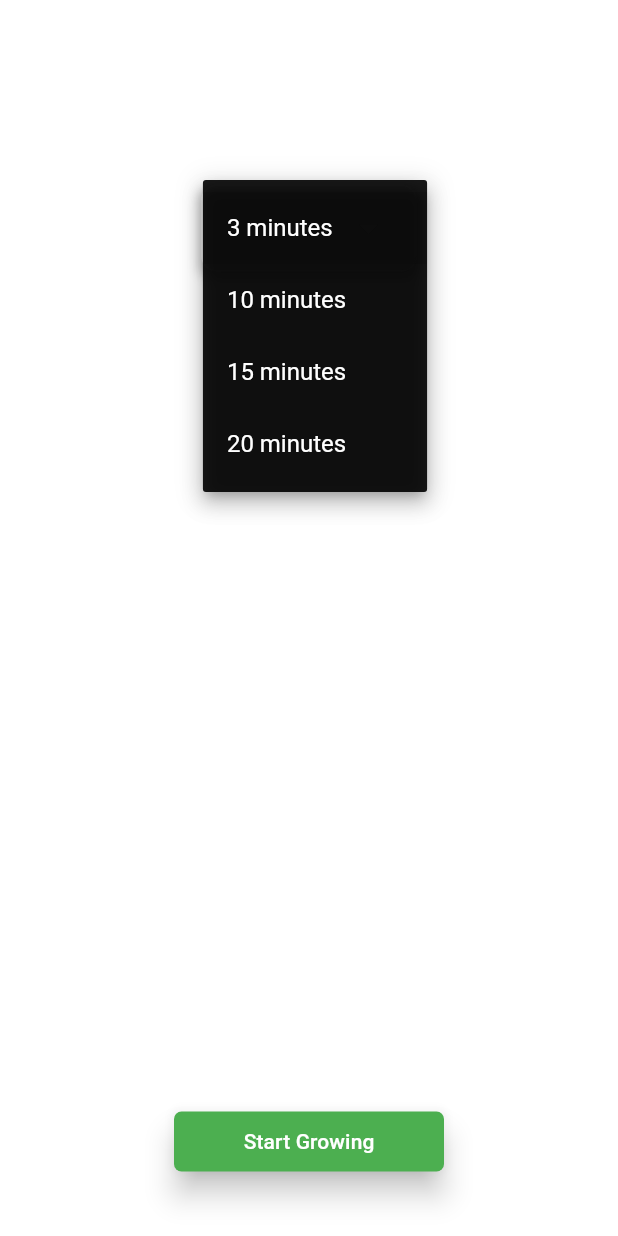
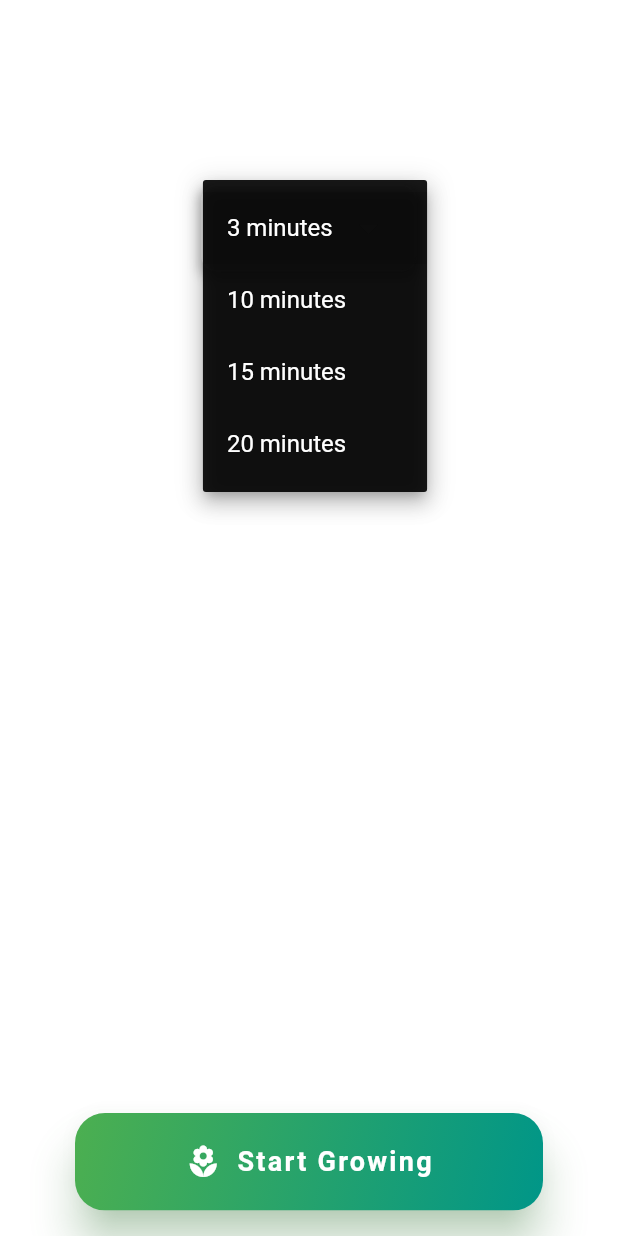
Before and after one commit to Ferdaus0001/Rive-Animatosn-, a Flutter app: the screen it shows after launch, after a tap on an icon or button, on a phone screen of 412 x 824 dp. Run offline on Flutter 3.47's test engine with Material 3 defaults, Android fonts, the phone set to English and light mode, and no system bars; our stand-ins replace confetti, get, percent_indicator, rive.

Commit message:
add new code

```diff
--- a/lib/main.dart
+++ b/lib/main.dart
@@ -1,8 +1,8 @@
 import 'package:flutter/material.dart';
+import 'package:get/get_navigation/src/root/get_material_app.dart';
 import 'package:rive/rive.dart'; // Import Rive package
 
-import 'package:rive_animation/rive/presentatosn/rive_home_screen.dart';
-import 'package:rive_animation/rive/presentatosn/tree_screen.dart'; // Fixed typo in path
+import 'package:rive_animation/splash_screen/splash_screen.dart'; // Fixed typo in path
 
 void main() async {
   // Ensure widgets are initialized and Rive is set up
@@ -16,13 +16,13 @@ class MyApp extends StatelessWidget {
 
   @override
   Widget build(BuildContext context) {
-    return MaterialApp(
+    return GetMaterialApp(
       debugShowCheckedModeBanner: false,
       title: 'Flutter Demo',
       theme: ThemeData(
         colorScheme: ColorScheme.fromSeed(seedColor: Colors.deepPurple),
       ),
-      home: const PlantScreen(),
+      home:   SplashScreen(),
     );
   }
 }
--- a/lib/rive/presentatosn/tree_screen.dart
+++ b/lib/rive/presentatosn/tree_screen.dart
@@ -191,7 +191,7 @@ import 'dart:async';
 import 'package:flutter/material.dart';
 import 'package:flutter/services.dart';
 import 'package:percent_indicator/circular_percent_indicator.dart';
-import 'package:rive/rive.dart';
+import 'package:rive/rive.dart' hide LinearGradient;
 import 'package:confetti/confetti.dart';
 
 class PlantScreen extends StatefulWidget {
@@ -481,20 +481,60 @@ class _PlantScreenState extends State<PlantScreen> {
 
                       // Start/Reset button
                       Padding(
-                        padding: const EdgeInsets.only(bottom: 100),
+                        padding: const EdgeInsets.only(
+                            bottom: 100, left: 50, right: 50, top: 5),
                         child: ElevatedButton(
                           style: ElevatedButton.styleFrom(
-                            minimumSize: const Size(180, 40),
-                            backgroundColor: Colors.green,
+                            minimumSize: const Size(200, 45), // Width + Height মোটা করা হলো
+                            backgroundColor: Colors.transparent,
+                            foregroundColor: Colors.white,
                             shape: RoundedRectangleBorder(
-                              borderRadius: BorderRadius.circular(5.0),
+                              borderRadius: BorderRadius.circular(20.0), // আরেকটু round
                             ),
-                            elevation: 8,
+                            elevation: 12,
+                            shadowColor: Colors.green.withOpacity(0.6),
+                            padding: EdgeInsets.zero,
+                          ).copyWith(
+                            backgroundColor: MaterialStateProperty.all(Colors.transparent),
+                            overlayColor:
+                            MaterialStateProperty.all(Colors.white.withOpacity(0.2)),
+                            surfaceTintColor: MaterialStateProperty.all(Colors.transparent),
                           ),
                           onPressed: _startOrResetGrowing,
-                          child: Text(
-                            plantButtonText,
-                            style: const TextStyle(color: Colors.white),
+                          child: Ink(
+                            decoration: BoxDecoration(
+                              gradient: const LinearGradient(
+                                colors: [Colors.green, Colors.teal],
+                                begin: Alignment.topLeft,
+                                end: Alignment.bottomRight,
+                              ),
+                              borderRadius: BorderRadius.circular(20.0),
+                            ),
+                            child: Container(
+                              height: 65, // মোটা বোতামের জন্য নির্দিষ্ট height
+                              alignment: Alignment.center,
+                              child: Row(
+                                mainAxisSize: MainAxisSize.min,
+                                mainAxisAlignment: MainAxisAlignment.center,
+                                children: [
+                                  const Icon(
+                                    Icons.local_florist,
+                                    color: Colors.white,
+                                    size: 24, // Icon size বড়
+                                  ),
+                                  const SizedBox(width: 10),
+                                  Text(
+                                    plantButtonText,
+                                    style: const TextStyle(
+                                      color: Colors.white,
+                                      fontSize: 18, // Font size বড়
+                                      fontWeight: FontWeight.bold, // আরও strong look
+                                      letterSpacing: 1.5,
+                                    ),
+                                  ),
+                                ],
+                              ),
+                            ),
                           ),
                         ),
                       ),
@@ -510,9 +550,21 @@ class _PlantScreenState extends State<PlantScreen> {
             alignment: Alignment.topCenter,
             child: ConfettiWidget(
               confettiController: _confettiController,
-              blastDirectionality: BlastDirectionality.explosive,
+              blastDirectionality: BlastDirectionality.explosive, // চারদিকে ছড়াবে
               shouldLoop: false,
-              colors: const [Colors.green, Colors.blue, Colors.yellow, Colors.red],
+              emissionFrequency: 0.1, // ঘন ঘন confetti (0.1 মানে প্রতি সেকেন্ডে ১০ বার emit)
+              numberOfParticles: 50, // একসাথে ৫০ টা confetti
+              maxBlastForce: 20, // বেশি জোর
+              minBlastForce: 10, // ন্যূনতম জোর
+              gravity: 0.2, // নিচে পড়ার স্পিড
+              colors: const [
+                Colors.green,
+                Colors.blue,
+                Colors.yellow,
+                Colors.red,
+                Colors.purple,
+                Colors.orange,
+              ],
             ),
           ),
         ],
--- /dev/null
+++ b/lib/splash_screen/splash_screen.dart
@@ -0,0 +1,38 @@
+import 'dart:async';
+
+import 'package:flutter/material.dart';
+import 'package:get/get.dart';
+import 'package:get/get_core/src/get_main.dart';
+
+import '../rive/presentatosn/tree_screen.dart';
+class SplashScreen extends StatefulWidget {
+  const SplashScreen({super.key});
+
+  @override
+  State<SplashScreen> createState() => _SplashScreenState();
+}
+
+class _SplashScreenState extends State<SplashScreen> {
+  @override
+  void initState() {
+    // TODO: implement initState
+    Timer(Duration(seconds: 2), (){
+      Get.offAll(()=>PlantScreen());
+    });
+    super.initState();
+  }
+  @override
+  Widget build(BuildContext context) {
+    return Scaffold(
+           body: Container(
+             height: double.infinity,
+              width: double.infinity,
+             decoration: BoxDecoration(
+               image: DecorationImage(image: AssetImage('assets/image/FucasImage.png'),
+                 fit: BoxFit.cover,
+               )
+             ),
+           ),
+    );
+  }
+}
--- a/pubspec.yaml
+++ b/pubspec.yaml
@@ -37,6 +37,7 @@ dependencies:
   rive: ^0.13.20
   percent_indicator: ^4.2.5
   confetti: ^0.8.0
+  get:
 
 dev_dependencies:
   flutter_test:
```
Also changed, not shown: assets/image/FucasImage.png (added), pubspec.lock.
